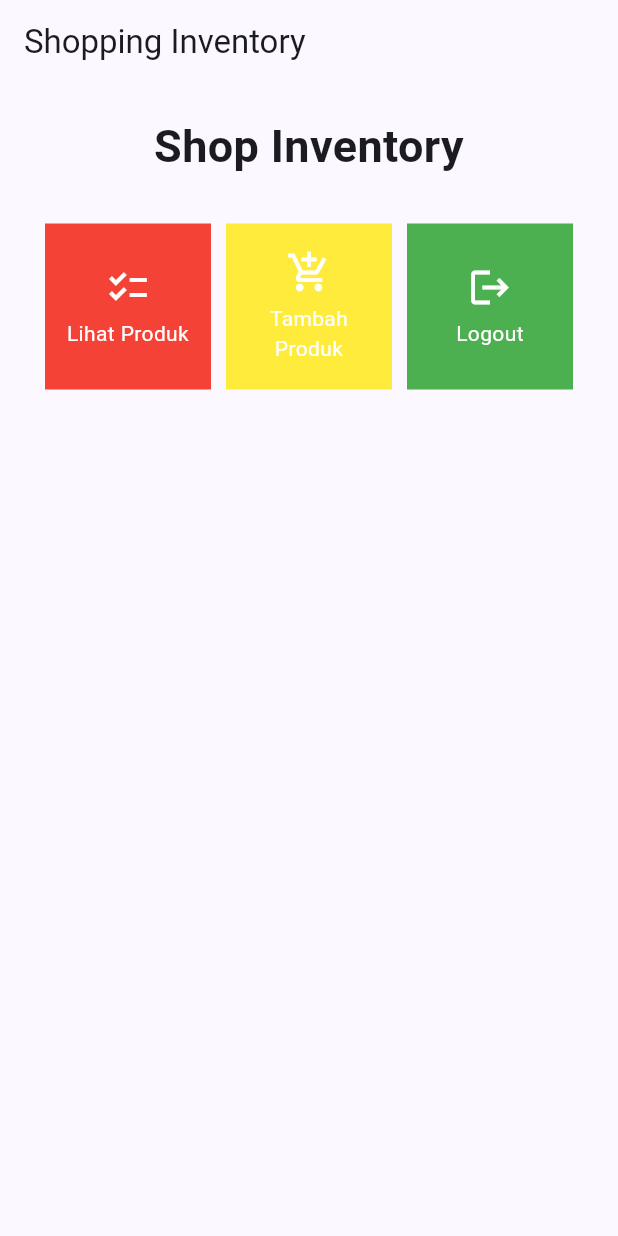
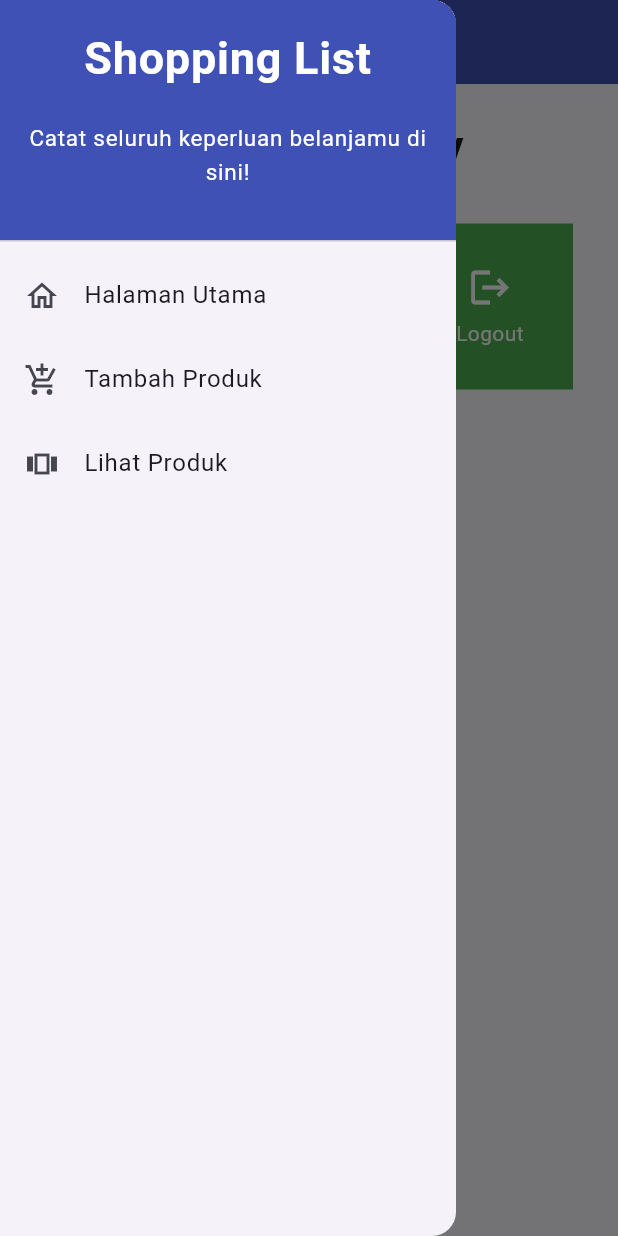
Before and after one commit to anishaputriq/shopping-inventory, a Flutter app: the screen it shows after launch, with the side drawer open (before the commit the screen has no drawer), on a phone screen of 412 x 824 dp. Run offline on Flutter 3.47's test engine with Material 2 defaults, Android fonts, the light colour scheme and no system bars.

Commit message:
feat: tugas 8 selesai

```diff
--- a/lib/main.dart
+++ b/lib/main.dart
@@ -1,5 +1,5 @@
 import 'package:flutter/material.dart';
-import 'package:shopping_inventory/menu.dart';
+import 'package:shopping_inventory/screens/menu.dart';
 
 void main() {
   runApp(const MyApp());
--- a/lib/menu.dart
+++ b/lib/screens/menu.dart
@@ -1,12 +1,8 @@
 import 'package:flutter/material.dart';
-
-class ShopItem {
-      final String name;
-      final IconData icon;
-      final Color color;
-
-      ShopItem(this.name, this.icon, this.color);
-    }
+import 'package:shopping_inventory/screens/shoplist_item.dart';
+import 'package:shopping_inventory/widgets/left_drawer.dart';
+import 'package:shopping_inventory/widgets/shop_card.dart';
+import 'package:shopping_inventory/screens/shoplist_form.dart';
 
 class MyHomePage extends StatelessWidget {
     MyHomePage({Key? key}) : super(key: key);
@@ -22,7 +18,10 @@ class MyHomePage extends StatelessWidget {
           title: const Text(
             'Shopping Inventory',
           ),
+         backgroundColor: Colors.indigo,
+          foregroundColor: Colors.white,
         ),
+        drawer: const LeftDrawer(),
         body: SingleChildScrollView(
           // Widget wrapper yang dapat discroll
           child: Padding(
@@ -81,6 +80,22 @@ class ShopCard extends StatelessWidget {
             ..hideCurrentSnackBar()
             ..showSnackBar(SnackBar(
                 content: Text("Kamu telah menekan tombol ${item.name}!")));
+
+           // Navigate ke route yang sesuai (tergantung jenis tombol)
+          if (item.name == "Tambah Produk") {
+            // Gunakan Navigator.push untuk melakukan navigasi ke MaterialPageRoute yang mencakup ShopFormPage.
+              Navigator.push(
+                context,
+                MaterialPageRoute(builder: (context) => const ShopFormPage()),
+            );
+          }
+          if (item.name == "Lihat Produk") {
+            // Gunakan Navigator.push untuk melakukan navigasi ke MaterialPageRoute yang mencakup ShopFormPage.
+              Navigator.push(
+                context,
+                MaterialPageRoute(builder: (context) => const ShopItemPage()),
+            );
+          }
         },
         child: Container(
           // Container untuk menyimpan Icon dan Text
--- /dev/null
+++ b/lib/widgets/left_drawer.dart
@@ -0,0 +1,79 @@
+import 'package:flutter/material.dart';
+import 'package:shopping_inventory/screens/menu.dart';
+import 'package:shopping_inventory/screens/shoplist_form.dart';
+import 'package:shopping_inventory/screens/shoplist_item.dart';
+
+class LeftDrawer extends StatelessWidget {
+  const LeftDrawer({super.key});
+
+  @override
+  Widget build(BuildContext context) {
+    return Drawer(
+      child: ListView(
+        children: [
+          const DrawerHeader(
+            decoration: BoxDecoration(
+              color: Colors.indigo,
+            ),
+            child: Column(
+              children: [
+                Text(
+                  'Shopping List',
+                  textAlign: TextAlign.center,
+                  style: TextStyle(
+                    fontSize: 30,
+                    fontWeight: FontWeight.bold,
+                    color: Colors.white,
+                  ),
+                ),
+                Padding(padding: EdgeInsets.all(10)),
+                Text("Catat seluruh keperluan belanjamu di sini!",
+                    textAlign: TextAlign.center,
+                    style: TextStyle(
+                    fontSize: 15,
+                    fontWeight: FontWeight.normal,
+                    color: Colors.white,
+                  ),
+                    ),
+              ],
+            ),
+          ),
+            ListTile(
+              leading: const Icon(Icons.home_outlined),
+              title: const Text('Halaman Utama'),
+              // Bagian redirection ke MyHomePage
+              onTap: () {
+                Navigator.pushReplacement(
+                    context,
+                    MaterialPageRoute(
+                      builder: (context) => MyHomePage(),
+                    ));
+              },
+            ),
+            ListTile(
+              leading: const Icon(Icons.add_shopping_cart),
+              title: const Text('Tambah Produk'),
+              // Bagian redirection ke ShopFormPage
+              onTap: () {
+                Navigator.push(
+                  context,
+                  MaterialPageRoute(builder: (context) => const ShopFormPage()),
+                );
+              },
+            ),
+            ListTile(
+              leading: const Icon(Icons.view_carousel_outlined),
+              title: const Text('Lihat Produk'),
+              // Bagian redirection ke ShopFormPage
+              onTap: () {
+                Navigator.push(
+                  context,
+                  MaterialPageRoute(builder: (context) => const ShopItemPage()),
+                );
+              },
+            ),
+        ],
+      ),
+    );
+  }
+}
--- /dev/null
+++ b/lib/widgets/shop_card.dart
@@ -0,0 +1,10 @@
+import 'package:flutter/material.dart';
+import 'package:shopping_inventory/screens/shoplist_form.dart';
+
+class ShopItem {
+      final String name;
+      final IconData icon;
+      final Color color;
+
+      ShopItem(this.name, this.icon, this.color);
+    }
```
Also changed, not shown: lib/screens/shoplist_form.dart (added, +163 -0 lines), lib/screens/shoplist_item.dart (added, +52 -0 lines), 1 other file.
